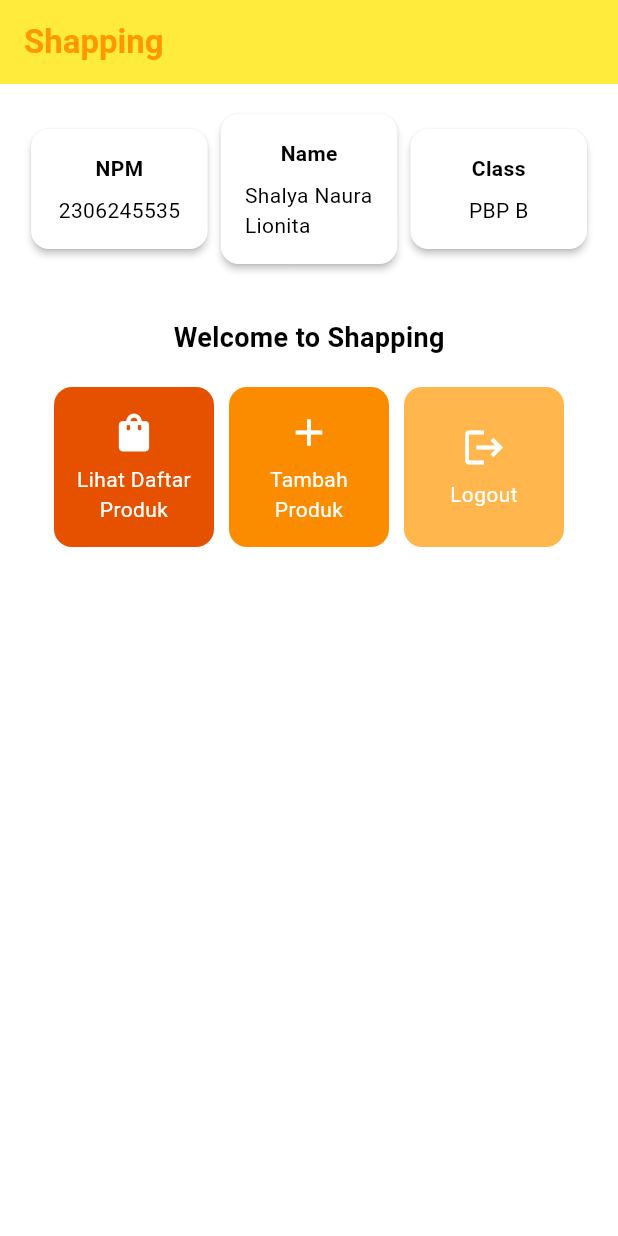
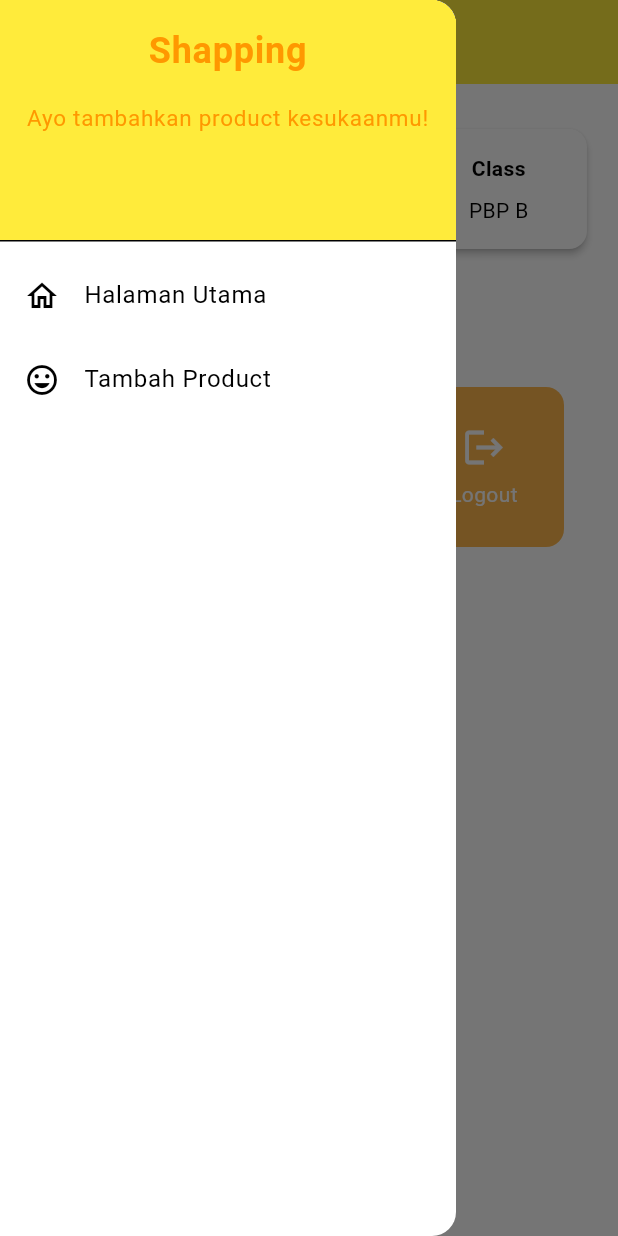
Before and after one commit to shamimasen/shapping-mobile, a Flutter app: the screen it shows after launch, with the side drawer open (before the commit the screen has no drawer), on a phone screen of 412 x 824 dp. Run offline on Flutter 3.47's test engine with Material 3 defaults, Android fonts, the light colour scheme and no system bars.

Commit message:
finished Tugas 8

```diff
--- a/lib/main.dart
+++ b/lib/main.dart
@@ -1,5 +1,5 @@
 import 'package:flutter/material.dart';
-import 'package:shapping/menu.dart';
+import 'package:shapping/screens/menu.dart';
 
 void main() {
   runApp(const MyApp());
--- a/lib/menu.dart
+++ b/lib/screens/menu.dart
@@ -1,4 +1,7 @@
 import 'package:flutter/material.dart';
+import 'package:shapping/screens/productentry_form.dart';
+import 'package:shapping/widgets/left_drawer.dart';
+import 'package:shapping/widgets/product_card.dart';
 
 class MyHomePage extends StatelessWidget {
   MyHomePage({super.key});
@@ -28,7 +31,11 @@
         ),
         // Warna latar belakang AppBar diambil dari skema warna tema aplikasi.
         backgroundColor: Theme.of(context).colorScheme.primary,
+        // Mengganti warna icon drawer menjadi putih
+        iconTheme: const IconThemeData(color: Colors.white),
       ),
+      // Masukkan drawer sebagai parameter nilai drawer dari widget Scaffold
+      drawer: const LeftDrawer(),
       // Body halaman dengan padding di sekelilingnya.
       body: Padding(
         padding: const EdgeInsets.all(16.0),
@@ -157,6 +164,15 @@
             ..hideCurrentSnackBar()
             ..showSnackBar(SnackBar(
                 content: Text("Kamu telah menekan tombol ${item.name}!")));
+
+          // Navigate ke route yang sesuai (tergantung jenis tombol)
+          if (item.name == "Tambah Produk") {
+            Navigator.push(
+              context,
+              MaterialPageRoute(
+                  builder: (context) => const ProductEntryFormPage()),
+            );
+          }
         },
         // Container untuk menyimpan Icon dan Text
         child: Container(
--- /dev/null
+++ b/lib/widgets/left_drawer.dart
@@ -0,0 +1,69 @@
+import 'package:flutter/material.dart';
+import 'package:shapping/screens/menu.dart';
+import 'package:shapping/screens/productentry_form.dart';
+
+class LeftDrawer extends StatelessWidget {
+  const LeftDrawer({super.key});
+
+  @override
+  Widget build(BuildContext context) {
+    return Drawer(
+      child: ListView(
+        children: [
+          DrawerHeader(
+            decoration: BoxDecoration(
+              color: Theme.of(context).colorScheme.primary,
+            ),
+            child: const Column(
+              children: [
+                Text(
+                  'Shapping',
+                  textAlign: TextAlign.center,
+                  style: TextStyle(
+                    fontSize: 24,
+                    fontWeight: FontWeight.bold,
+                    color: Colors.orange,
+                  ),
+                ),
+                Padding(padding: EdgeInsets.all(8)),
+                Text(
+                  "Ayo tambahkan product kesukaanmu!",
+                  textAlign: TextAlign.center,
+                  style: TextStyle(
+                    fontSize: 15,
+                    fontWeight: FontWeight.normal,
+                    color: Colors.orange,
+                  ),
+                ),
+              ],
+            ),
+          ),
+          ListTile(
+            leading: const Icon(Icons.home_outlined),
+            title: const Text('Halaman Utama'),
+            // Bagian redirection ke MyHomePage
+            onTap: () {
+              Navigator.pushReplacement(
+                  context,
+                  MaterialPageRoute(
+                    builder: (context) => MyHomePage(),
+                  ));
+            },
+          ),
+          ListTile(
+            leading: const Icon(Icons.mood),
+            title: const Text('Tambah Product'),
+            // Bagian redirection ke MoodEntryFormPage
+            onTap: () {
+              // Navigasi ke halaman MoodEntryFormPage
+              Navigator.push(
+                context,
+                MaterialPageRoute(builder: (context) => ProductEntryFormPage()),
+              );
+            },
+          ),
+        ],
+      ),
+    );
+  }
+}
```
Also changed, not shown: lib/screens/productentry_form.dart (added, +160 -0 lines), lib/widgets/product_card.dart (added, +60 -0 lines), 1 other file.
